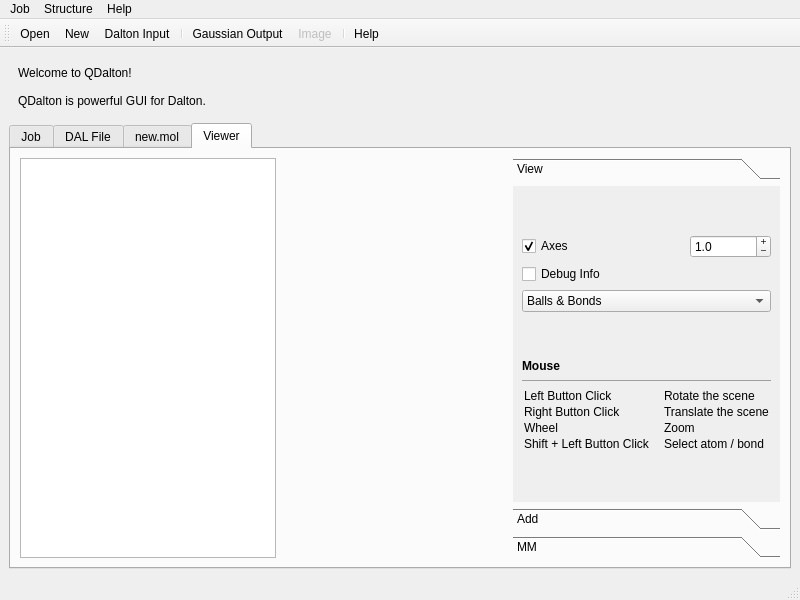
Qt form Sources/MainWindow.ui (xMoad/qdalton) before a commit.
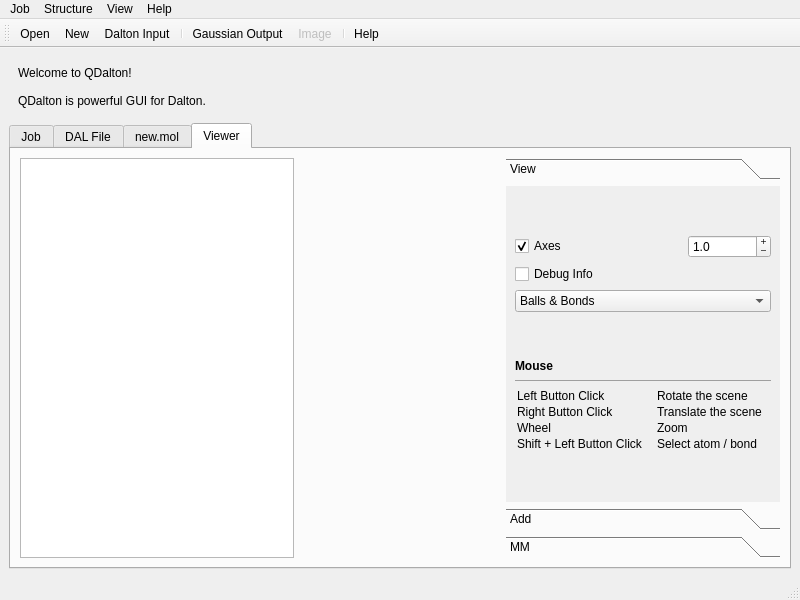
The same form after that commit. Icons and pictures are not drawn. Custom widgets are drawn as their Qt base class.

Commit message: Some improvements in Viewer. Adding logging window.

What changed in the file:
```diff
--- a/Sources/MainWindow.ui
+++ b/Sources/MainWindow.ui
@@ -188,8 +188,8 @@
        <attribute name="title">
         <string>Viewer</string>
        </attribute>
-       <layout class="QHBoxLayout" name="horizontalLayout" stretch="0,1,0">
-        <item>
+       <layout class="QGridLayout" name="gridLayout_10">
+        <item row="0" column="0">
          <widget class="QTableWidget" name="conformersTableWidget">
           <property name="editTriggers">
            <set>QAbstractItemView::NoEditTriggers</set>
@@ -225,10 +225,17 @@
           <column/>
          </widget>
         </item>
-        <item>
-         <widget class="Render::Viewer" name="viewer" native="true"/>
+        <item row="0" column="1">
+         <widget class="Render::Viewer" name="viewer" native="true">
+          <property name="minimumSize">
+           <size>
+            <width>200</width>
+            <height>0</height>
+           </size>
+          </property>
+         </widget>
         </item>
-        <item>
+        <item row="0" column="2">
          <widget class="QToolBox" name="toolBox">
           <property name="minimumSize">
            <size>
@@ -241,8 +248,8 @@
             <rect>
              <x>0</x>
              <y>0</y>
-             <width>316</width>
-             <height>267</height>
+             <width>273</width>
+             <height>321</height>
             </rect>
            </property>
            <attribute name="label">
@@ -676,7 +683,7 @@
      <x>0</x>
      <y>0</y>
      <width>800</width>
-     <height>22</height>
+     <height>21</height>
     </rect>
    </property>
    <widget class="QMenu" name="menuFile">
@@ -724,8 +731,15 @@
     <addaction name="separator"/>
     <addaction name="actionStructureConformations"/>
    </widget>
+   <widget class="QMenu" name="menuView">
+    <property name="title">
+     <string>View</string>
+    </property>
+    <addaction name="actionViewLog"/>
+   </widget>
    <addaction name="menuFile"/>
    <addaction name="menuStructure"/>
+   <addaction name="menuView"/>
    <addaction name="menuHelp"/>
   </widget>
   <widget class="QStatusBar" name="statusbar"/>
```
Left out of the diff: 16 changed lines with no effect on the pictures. The commit also changes 10 other files.
